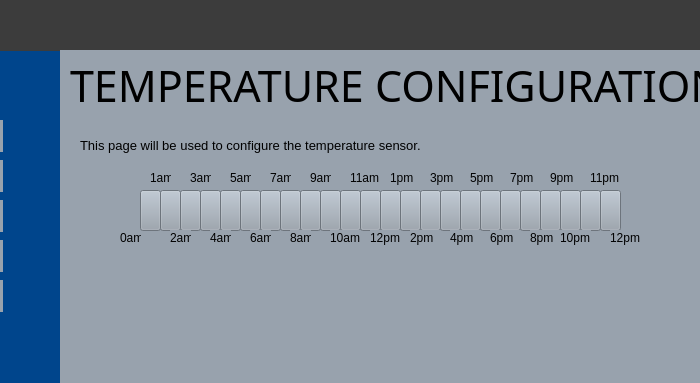
Old version of the form SealHAT_GUI_App/maindialog.ui in the repository SealHAT/GUI_Application; both pictures show x 150 to 850 and y 0 to 383 of the 850 by 558 pixel window.
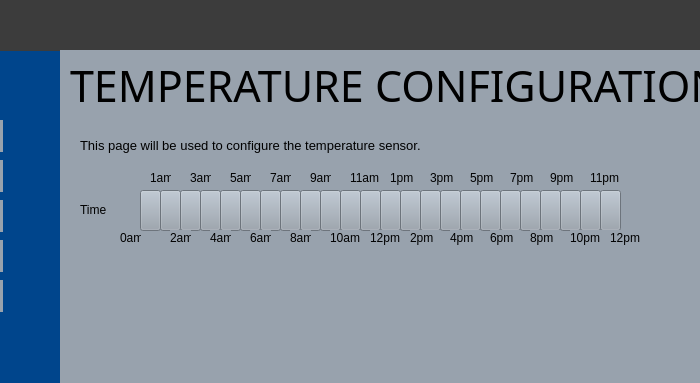
New version of the form. The open tabs and pages were chosen to show the change. Icons and pictures are not drawn.

Commit message: Temperature time table

Diff of the .ui file:
```diff
--- a/SealHAT_GUI_App/maindialog.ui
+++ b/SealHAT_GUI_App/maindialog.ui
@@ -1716,9 +1716,9 @@
       <widget class="QLabel" name="label_36">
        <property name="geometry">
         <rect>
-         <x>500</x>
+         <x>510</x>
          <y>180</y>
-         <width>31</width>
+         <width>41</width>
          <height>16</height>
         </rect>
        </property>
@@ -1791,6 +1791,19 @@
         <string>9pm</string>
        </property>
       </widget>
+      <widget class="QLabel" name="label_23">
+       <property name="geometry">
+        <rect>
+         <x>20</x>
+         <y>150</y>
+         <width>31</width>
+         <height>20</height>
+        </rect>
+       </property>
+       <property name="text">
+        <string>&lt;html&gt;&lt;head/&gt;&lt;body&gt;&lt;p&gt;&lt;span style=&quot; color:#000000;&quot;&gt;Time&lt;/span&gt;&lt;/p&gt;&lt;/body&gt;&lt;/html&gt;</string>
+       </property>
+      </widget>
      </widget>
      <widget class="QWidget" name="lightConfigPage">
       <widget class="QLabel" name="imuPageLabel_2">
```
Left out of the diff: 74 changed lines with no effect on the pictures. The commit also changes 2 other files.
